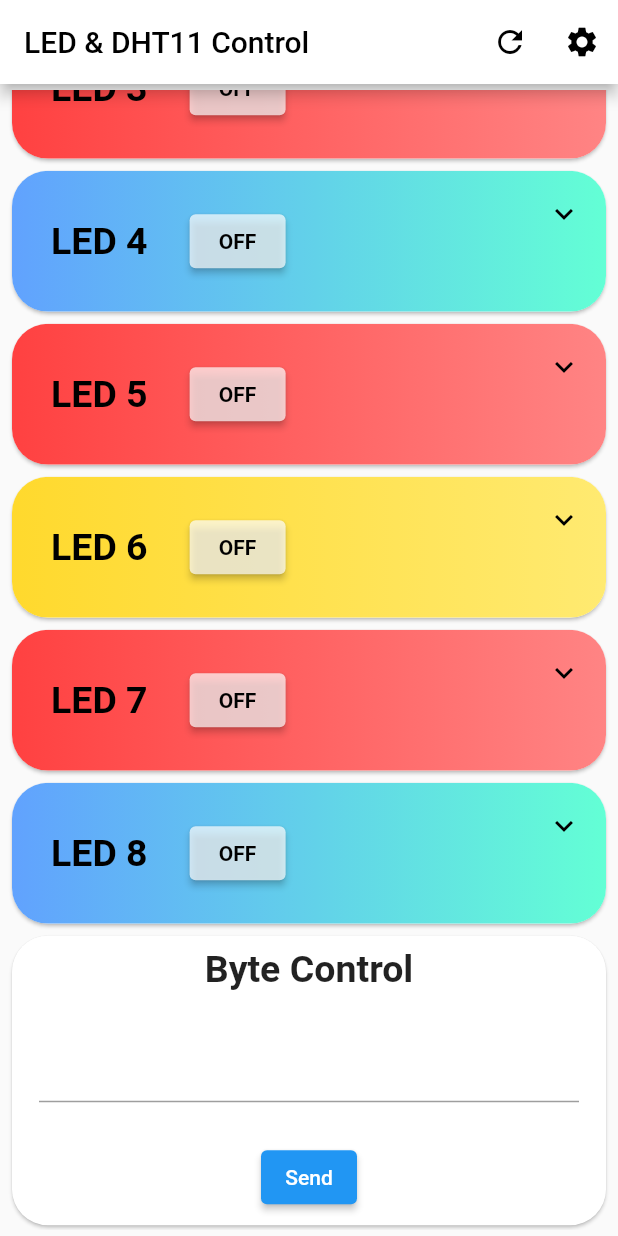
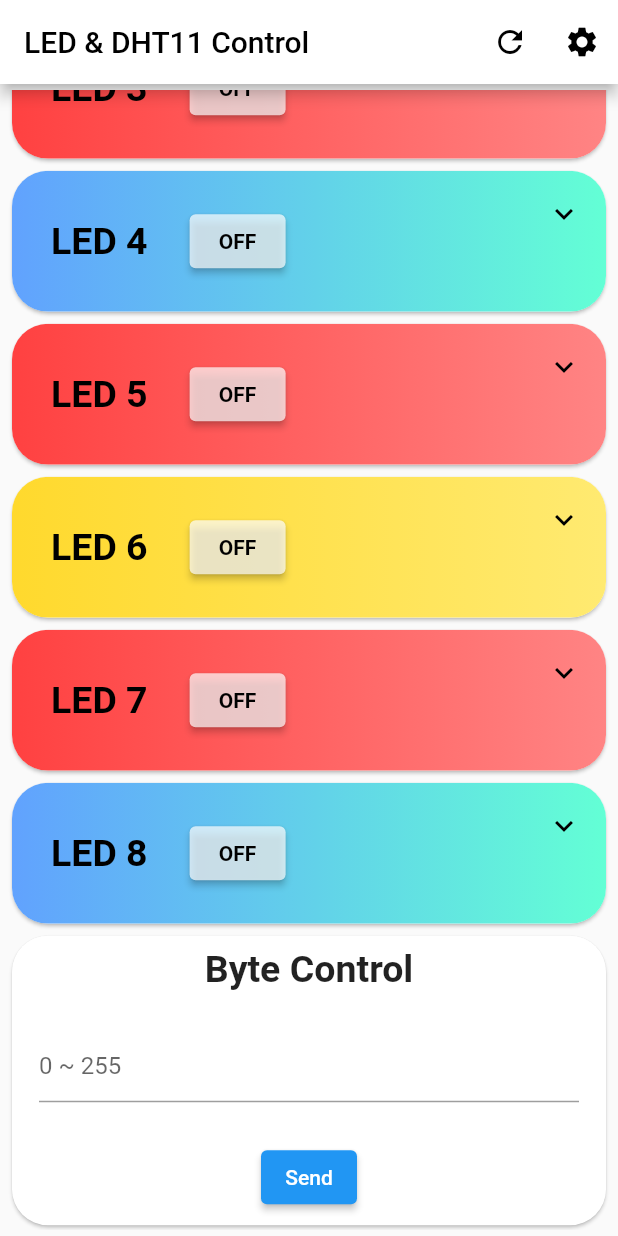
Before and after one commit to SerenityS/2022_mcu_ex7, a Flutter app: the screen it shows after launch, scrolled down 471 dp, on a phone screen of 412 x 824 dp. Run offline on Flutter 3.47's test engine with Material 2 defaults, Android fonts, the phone set to English and light mode, and no system bars; our stand-ins replace get, syncfusion_flutter_charts.

Commit message:
add hint text
Signed-off-by: HeeRyun, Jin (qwertycvb) <jins4218@gmail.com>

```diff
--- a/flutter_client/lib/screen/main_screen.dart
+++ b/flutter_client/lib/screen/main_screen.dart
@@ -325,6 +325,8 @@ class _MainScreenState extends State<MainScreen> {
                         padding: const EdgeInsets.all(18.0),
                         child: TextField(
                           controller: _byteTextController,
+                          decoration:
+                              const InputDecoration(hintText: "0 ~ 255"),
                         ),
                       ),
                       Padding(
```
